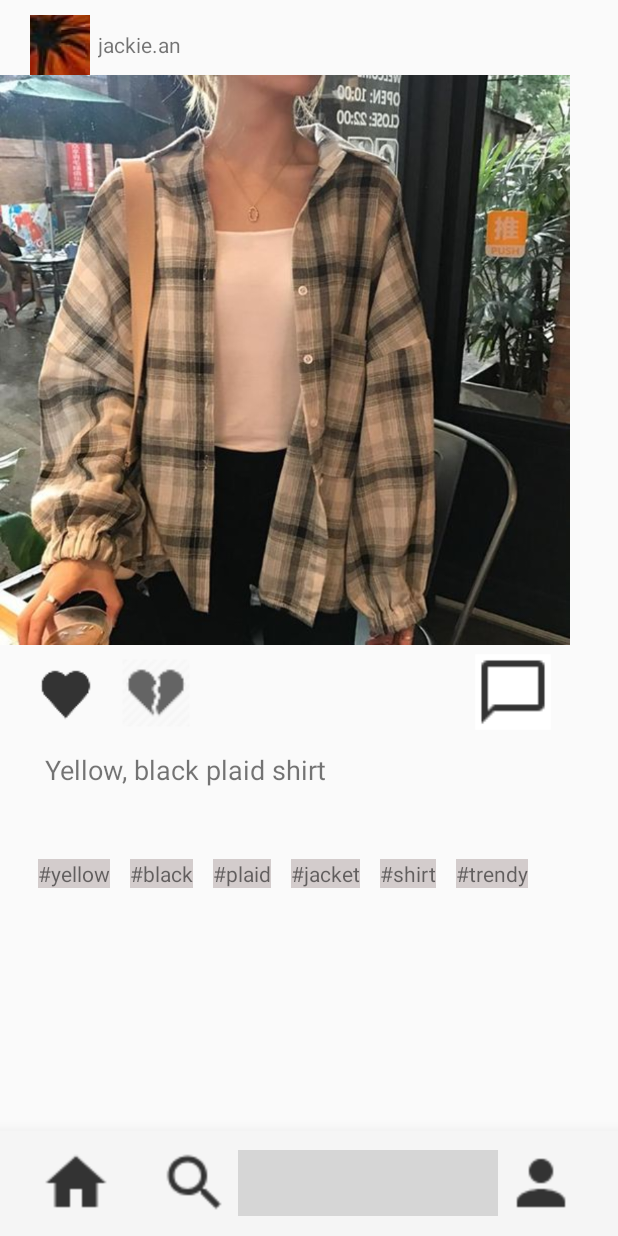
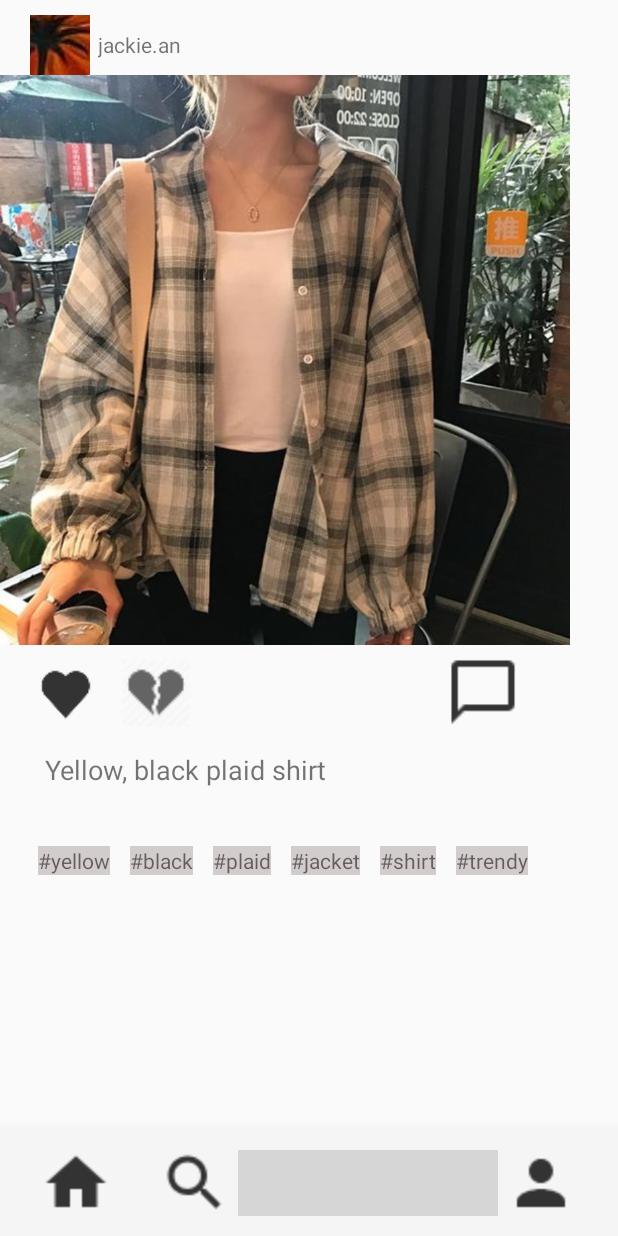
Before and after one commit to sliu7714/xenia_ellehacks, an Android app: the screen it shows after launch (HomeActivity), after a tap on an icon or button, on a phone screen of 412 x 824 dp. Run offline under Robolectric (Android 15) with nearby library versions, the phone set to English and light mode, and no system bars; grey boxes are pictures that could not be loaded.

Commit message:
layout edited again

```diff
--- a/app/src/main/res/layout/fragment_explore.xml
+++ b/app/src/main/res/layout/fragment_explore.xml
@@ -103,10 +103,10 @@
             android:layout_width="wrap_content"
             android:layout_height="wrap_content"
             android:layout_below="@id/post_image"
-            android:layout_marginLeft="330dp"
+            android:layout_marginLeft="310dp"
             android:layout_marginTop="19dp"
             android:layout_marginBottom="5dp"
-            android:background="@color/White"
+            android:background="@color/Transparent"
             android:scaleX="2.1"
             android:scaleY="2.1"
             app:srcCompat="@drawable/chat_icon" />
@@ -117,9 +117,9 @@
             android:layout_height="wrap_content"
             android:layout_below="@id/desc"
             android:layout_marginLeft="25dp"
-            android:layout_marginTop="10dp"
-            android:text="#yellow"
-            android:background="@color/Grey"/>
+            android:layout_marginTop="1dp"
+            android:background="@color/Grey"
+            android:text="#yellow" />
 
         <TextView
             android:id="@+id/textView4"
@@ -127,7 +127,7 @@
             android:layout_height="wrap_content"
             android:layout_below="@id/desc"
             android:layout_marginLeft="13dp"
-            android:layout_marginTop="10dp"
+            android:layout_marginTop="1dp"
             android:layout_toRightOf="@id/textView3"
             android:background="@color/Grey"
             android:text="#black" />
@@ -138,7 +138,7 @@
             android:layout_height="wrap_content"
             android:layout_below="@id/desc"
             android:layout_marginLeft="13dp"
-            android:layout_marginTop="10dp"
+            android:layout_marginTop="1dp"
             android:layout_toRightOf="@id/textView4"
             android:background="@color/Grey"
             android:text="#plaid" />
@@ -149,7 +149,7 @@
             android:layout_height="wrap_content"
             android:layout_below="@id/desc"
             android:layout_marginLeft="13dp"
-            android:layout_marginTop="10dp"
+            android:layout_marginTop="1dp"
             android:layout_toRightOf="@id/textView5"
             android:background="@color/Grey"
             android:text="#jacket" />
@@ -160,7 +160,7 @@
             android:layout_height="wrap_content"
             android:layout_below="@id/desc"
             android:layout_marginLeft="13dp"
-            android:layout_marginTop="10dp"
+            android:layout_marginTop="1dp"
             android:layout_toRightOf="@id/textView6"
             android:background="@color/Grey"
             android:text="#shirt" />
@@ -171,7 +171,7 @@
             android:layout_height="wrap_content"
             android:layout_below="@id/desc"
             android:layout_marginLeft="13dp"
-            android:layout_marginTop="10dp"
+            android:layout_marginTop="1dp"
             android:layout_toRightOf="@id/textView7"
             android:background="@color/Grey"
             android:text="#trendy" />
```
